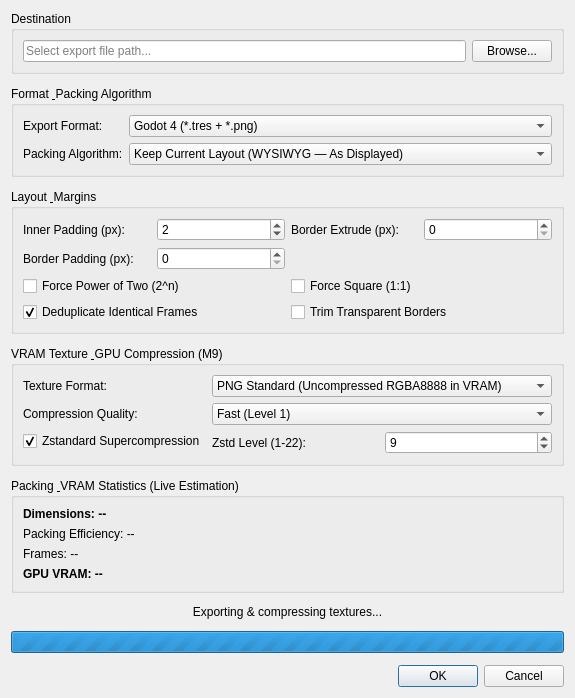
Old version of the form BentoPack/src/widgets/exportdialog.ui in the repository oktailb/BentoPack.
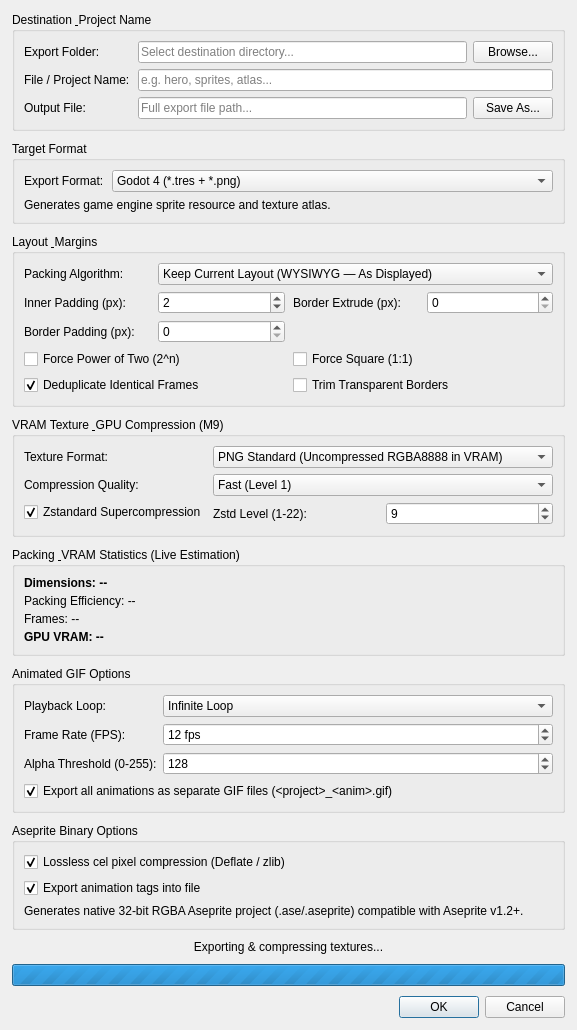
New version of the form.

Commit message: refactor (export): re-organise export dialog to be more contextual

Patch:
```diff
--- a/BentoPack/src/widgets/exportdialog.ui
+++ b/BentoPack/src/widgets/exportdialog.ui
@@ -6,93 +6,208 @@
    <rect>
     <x>0</x>
     <y>0</y>
-    <width>540</width>
-    <height>520</height>
+    <width>560</width>
+    <height>640</height>
    </rect>
   </property>
   <property name="windowTitle">
    <string>Export Atlas &amp; Animations</string>
   </property>
-  <layout class="QVBoxLayout" name="verticalLayout">
+  <layout class="QVBoxLayout" name="verticalLayoutMain">
    <property name="spacing">
+    <number>10</number>
+   </property>
+   <property name="leftMargin">
+    <number>12</number>
+   </property>
+   <property name="topMargin">
+    <number>12</number>
+   </property>
+   <property name="rightMargin">
+    <number>12</number>
+   </property>
+   <property name="bottomMargin">
     <number>12</number>
    </property>
    <item>
     <widget class="QGroupBox" name="grpDestination">
      <property name="title">
-      <string>Destination</string>
+      <string>Destination &amp; Project Name</string>
      </property>
-     <layout class="QHBoxLayout" name="horizontalLayoutDest">
-      <item>
-       <widget class="QLineEdit" name="txtFilePath">
+     <layout class="QGridLayout" name="gridLayoutDest">
+      <property name="horizontalSpacing">
+       <number>8</number>
+      </property>
+      <property name="verticalSpacing">
+       <number>6</number>
+      </property>
+      <item row="0" column="0">
+       <widget class="QLabel" name="lblOutputDir">
+        <property name="text">
+         <string>Export Folder:</string>
+        </property>
+       </widget>
+      </item>
+      <item row="0" column="1">
+       <layout class="QHBoxLayout" name="hLayoutDir">
+        <property name="spacing">
+         <number>6</number>
+        </property>
+        <item>
+         <widget class="QLineEdit" name="txtOutputDir">
+          <property name="placeholderText">
+           <string>Select destination directory...</string>
+          </property>
+         </widget>
+        </item>
+        <item>
+         <widget class="QPushButton" name="btnBrowseDir">
+          <property name="text">
+           <string>Browse...</string>
+          </property>
+         </widget>
+        </item>
+       </layout>
+      </item>
+      <item row="1" column="0">
+       <widget class="QLabel" name="lblBaseName">
+        <property name="text">
+         <string>File / Project Name:</string>
+        </property>
+       </widget>
+      </item>
+      <item row="1" column="1">
+       <widget class="QLineEdit" name="txtBaseName">
         <property name="placeholderText">
-         <string>Select export file path...</string>
+         <string>e.g. hero, sprites, atlas...</string>
         </property>
        </widget>
       </item>
-      <item>
-       <widget class="QPushButton" name="btnBrowse">
+      <item row="2" column="0">
+       <widget class="QLabel" name="lblFullExportPath">
         <property name="text">
-         <string>Browse...</string>
+         <string>Output File:</string>
         </property>
        </widget>
       </item>
+      <item row="2" column="1">
+       <layout class="QHBoxLayout" name="hLayoutFull">
+        <property name="spacing">
+         <number>6</number>
+        </property>
+        <item>
+         <widget class="QLineEdit" name="txtFilePath">
+          <property name="readOnly">
+           <bool>false</bool>
+          </property>
+          <property name="placeholderText">
+           <string>Full export file path...</string>
+          </property>
+         </widget>
+        </item>
+        <item>
+         <widget class="QPushButton" name="btnBrowse">
+          <property name="text">
+           <string>Save As...</string>
+          </property>
+         </widget>
+        </item>
+       </layout>
+      </item>
      </layout>
     </widget>
    </item>
    <item>
     <widget class="QGroupBox" name="grpFormat">
      <property name="title">
-      <string>Format &amp; Packing Algorithm</string>
+      <string>Target Format</string>
      </property>
-     <layout class="QFormLayout" name="formLayoutFormat">
-      <property name="fieldGrowthPolicy">
-       <enum>QFormLayout::AllNonFixedFieldsGrow</enum>
+     <layout class="QVBoxLayout" name="verticalLayoutFormat">
+      <property name="spacing">
+       <number>6</number>
       </property>
-      <item row="0" column="0">
-       <widget class="QLabel" name="lblFormat">
+      <item>
+       <layout class="QHBoxLayout" name="hLayoutFormat">
+        <property name="spacing">
+         <number>8</number>
+        </property>
+        <item>
+         <widget class="QLabel" name="lblFormat">
+          <property name="text">
+           <string>Export Format:</string>
+          </property>
+         </widget>
+        </item>
+        <item>
+         <widget class="QComboBox" name="comboFormat">
+          <property name="sizePolicy">
+           <sizepolicy hsizetype="Expanding" vsizetype="Fixed">
+            <horstretch>0</horstretch>
+            <verstretch>0</verstretch>
+           </sizepolicy>
+          </property>
+          <item>
+           <property name="text">
+            <string>Godot 4 (*.tres + *.png)</string>
+           </property>
+          </item>
+          <item>
+           <property name="text">
+            <string>TexturePacker JSON (*.json + *.png)</string>
+           </property>
+          </item>
+          <item>
+           <property name="text">
+            <string>Aseprite JSON (*.json + *.png)</string>
+           </property>
+          </item>
+          <item>
+           <property name="text">
+            <string>Unity 2D Sprite Mesh (*.unity.json + *.png)</string>
+           </property>
+          </item>
+          <item>
+           <property name="text">
+            <string>Unreal Engine Paper2D (*.paper2d.json + *.png)</string>
+           </property>
+          </item>
+         </widget>
+        </item>
+       </layout>
+      </item>
+      <item>
+       <widget class="QLabel" name="lblFormatDesc">
         <property name="text">
-         <string>Export Format:</string>
+         <string>Generates game engine sprite resource and texture atlas.</string>
         </property>
+        <property name="wordWrap">
+         <bool>true</bool>
+        </property>
        </widget>
       </item>
-      <item row="0" column="1">
-       <widget class="QComboBox" name="comboFormat">
-        <item>
-         <property name="text">
-          <string>Godot 4 (*.tres + *.png)</string>
-         </property>
-        </item>
-        <item>
-         <property name="text">
-          <string>TexturePacker JSON (*.json + *.png)</string>
-         </property>
-        </item>
-        <item>
-         <property name="text">
-          <string>Aseprite JSON (*.json + *.png)</string>
-         </property>
-        </item>
-        <item>
-         <property name="text">
-          <string>Unity 2D Sprite Mesh (*.unity.json + *.png)</string>
-         </property>
-        </item>
-        <item>
-         <property name="text">
-          <string>Unreal Engine Paper2D (*.paper2d.json + *.png)</string>
-         </property>
-        </item>
-       </widget>
-      </item>
-      <item row="1" column="0">
+     </layout>
+    </widget>
+   </item>
+   <item>
+    <widget class="QGroupBox" name="grpGeometry">
+     <property name="title">
+      <string>Layout &amp; Margins</string>
+     </property>
+     <layout class="QGridLayout" name="gridLayoutGeometry">
+      <property name="horizontalSpacing">
+       <number>8</number>
+      </property>
+      <property name="verticalSpacing">
+       <number>6</number>
+      </property>
+      <item row="0" column="0">
        <widget class="QLabel" name="lblAlgorithm">
         <property name="text">
          <string>Packing Algorithm:</string>
         </property>
        </widget>
       </item>
-      <item row="1" column="1">
+      <item row="0" column="1" colspan="3">
        <widget class="QComboBox" name="comboAlgorithm">
         <item>
          <property name="text">
@@ -141,23 +256,14 @@
         </item>
        </widget>
       </item>
-     </layout>
-    </widget>
-   </item>
-   <item>
-    <widget class="QGroupBox" name="grpGeometry">
-     <property name="title">
-      <string>Layout &amp; Margins</string>
-     </property>
-     <layout class="QGridLayout" name="gridLayoutGeometry">
-      <item row="0" column="0">
+      <item row="1" column="0">
        <widget class="QLabel" name="lblPadding">
         <property name="text">
          <string>Inner Padding (px):</string>
         </property>
        </widget>
       </item>
-      <item row="0" column="1">
+      <item row="1" column="1">
        <widget class="QSpinBox" name="spinPadding">
         <property name="minimum">
          <number>0</number>
@@ -170,14 +276,14 @@
         </property>
        </widget>
       </item>
-      <item row="0" column="2">
+      <item row="1" column="2">
        <widget class="QLabel" name="lblExtrude">
         <property name="text">
          <string>Border Extrude (px):</string>
         </property>
        </widget>
       </item>
-      <item row="0" column="3">
+      <item row="1" column="3">
        <widget class="QSpinBox" name="spinExtrude">
         <property name="minimum">
          <number>0</number>
@@ -190,14 +296,14 @@
         </property>
        </widget>
       </item>
-      <item row="1" column="0">
+      <item row="2" column="0">
        <widget class="QLabel" name="lblBorderPadding">
         <property name="text">
          <string>Border Padding (px):</string>
         </property>
        </widget>
       </item>
-      <item row="1" column="1">
+      <item row="2" column="1">
        <widget class="QSpinBox" name="spinBorderPadding">
         <property name="minimum">
          <number>0</number>
@@ -210,7 +316,7 @@
         </property>
        </widget>
       </item>
-      <item row="2" column="0" colspan="2">
+      <item row="3" column="0" colspan="2">
        <widget class="QCheckBox" name="chkPowerOfTwo">
         <property name="text">
          <string>Force Power of Two (2^n)</string>
@@ -220,14 +326,14 @@
         </property>
        </widget>
       </item>
-      <item row="2" column="2" colspan="2">
+      <item row="3" column="2" colspan="2">
        <widget class="QCheckBox" name="chkForceSquare">
         <property name="text">
          <string>Force Square (1:1)</string>
         </property>
        </widget>
       </item>
-      <item row="3" column="0" colspan="2">
+      <item row="4" column="0" colspan="2">
        <widget class="QCheckBox" name="chkDeduplicate">
         <property name="text">
          <string>Deduplicate Identical Frames</string>
@@ -240,7 +346,7 @@
         </property>
        </widget>
       </item>
-      <item row="3" column="2" colspan="2">
+      <item row="4" column="2" colspan="2">
        <widget class="QCheckBox" name="chkTrim">
         <property name="text">
          <string>Trim Transparent Borders</string>
@@ -357,16 +463,19 @@
       <string>Packing &amp; VRAM Statistics (Live Estimation)</string>
      </property>
      <layout class="QVBoxLayout" name="verticalLayoutStats">
+      <property name="spacing">
+       <number>4</number>
+      </property>
       <item>
        <widget class="QLabel" name="lblDimensions">
+        <property name="font">
+         <font>
+          <bold>true</bold>
+         </font>
+        </property>
         <property name="text">
          <string>Dimensions: --</string>
         </property>
-        <property name="font">
-         <font>
-          <bold>true</bold>
-         </font>
-        </property>
        </widget>
       </item>
       <item>
@@ -385,13 +494,155 @@
       </item>
       <item>
        <widget class="QLabel" name="lblVramSavings">
+        <property name="font">
+         <font>
+          <bold>true</bold>
+         </font>
+        </property>
         <property name="text">
          <string>GPU VRAM: --</string>
         </property>
-        <property name="font">
-         <font>
-          <bold>true</bold>
-         </font>
+       </widget>
+      </item>
+     </layout>
+    </widget>
+   </item>
+   <item>
+    <widget class="QGroupBox" name="grpGifOptions">
+     <property name="title">
+      <string>Animated GIF Options</string>
+     </property>
+     <layout class="QFormLayout" name="formLayoutGif">
+      <property name="fieldGrowthPolicy">
+       <enum>QFormLayout::AllNonFixedFieldsGrow</enum>
+      </property>
+      <item row="0" column="0">
+       <widget class="QLabel" name="lblGifLoop">
+        <property name="text">
+         <string>Playback Loop:</string>
+        </property>
+       </widget>
+      </item>
+      <item row="0" column="1">
+       <widget class="QComboBox" name="comboGifLoop">
+        <item>
+         <property name="text">
+          <string>Infinite Loop</string>
+         </property>
+        </item>
+        <item>
+         <property name="text">
+          <string>Play Once</string>
+         </property>
+        </item>
+        <item>
+         <property name="text">
+          <string>Ping-Pong (Forward-Backward)</string>
+         </property>
+        </item>
+       </widget>
+      </item>
+      <item row="1" column="0">
+       <widget class="QLabel" name="lblGifFps">
+        <property name="text">
+         <string>Frame Rate (FPS):</string>
+        </property>
+       </widget>
+      </item>
+      <item row="1" column="1">
+       <widget class="QSpinBox" name="spinGifFps">
+        <property name="minimum">
+         <number>1</number>
+        </property>
+        <property name="maximum">
+         <number>60</number>
+        </property>
+        <property name="value">
+         <number>12</number>
+        </property>
+        <property name="suffix">
+         <string> fps</string>
+        </property>
+       </widget>
+      </item>
+      <item row="2" column="0">
+       <widget class="QLabel" name="lblGifAlphaThreshold">
+        <property name="text">
+         <string>Alpha Threshold (0-255):</string>
+        </property>
+       </widget>
+      </item>
+      <item row="2" column="1">
+       <widget class="QSpinBox" name="spinGifAlphaThreshold">
+        <property name="toolTip">
+         <string>Pixels with alpha below this threshold will be completely transparent.</string>
+        </property>
+        <property name="minimum">
+         <number>0</number>
+        </property>
+        <property name="maximum">
+         <number>255</number>
+        </property>
+        <property name="value">
+         <number>128</number>
+        </property>
+       </widget>
+      </item>
+      <item row="3" column="0" colspan="2">
+       <widget class="QCheckBox" name="chkGifAllAnimations">
+        <property name="text">
+         <string>Export all animations as separate GIF files (&lt;project&gt;_&lt;anim&gt;.gif)</string>
+        </property>
+        <property name="checked">
+         <bool>true</bool>
+        </property>
+       </widget>
+      </item>
+     </layout>
+    </widget>
+   </item>
+   <item>
+    <widget class="QGroupBox" name="grpAsepriteOptions">
+     <property name="title">
+      <string>Aseprite Binary Options</string>
+     </property>
+     <layout class="QVBoxLayout" name="verticalLayoutAseprite">
+      <property name="spacing">
+       <number>6</number>
+      </property>
+      <item>
+       <widget class="QCheckBox" name="chkAsepriteCompress">
+        <property name="text">
+         <string>Lossless cel pixel compression (Deflate / zlib)</string>
+        </property>
+        <property name="toolTip">
+         <string>Compresses cel pixel data using standard zlib compression for smaller file size.</string>
+        </property>
+        <property name="checked">
+         <bool>true</bool>
+        </property>
+       </widget>
+      </item>
+      <item>
+       <widget class="QCheckBox" name="chkAsepriteTags">
+        <property name="text">
+         <string>Export animation tags into file</string>
+        </property>
+        <property name="toolTip">
+         <string>Embeds project animation sequences as Aseprite tags (chunk 0x2018).</string>
+        </property>
+        <property name="checked">
+         <bool>true</bool>
+        </property>
+       </widget>
+      </item>
+      <item>
+       <widget class="QLabel" name="lblAsepriteInfo">
+        <property name="text">
+         <string>Generates native 32-bit RGBA Aseprite project (.ase/.aseprite) compatible with Aseprite v1.2+.</string>
+        </property>
+        <property name="wordWrap">
+         <bool>true</bool>
         </property>
        </widget>
       </item>
@@ -406,7 +657,7 @@
      <property name="sizeHint" stdset="0">
       <size>
        <width>20</width>
-       <height>10</height>
+       <height>8</height>
       </size>
      </property>
     </spacer>
```
The commit also changes 5 other files.
